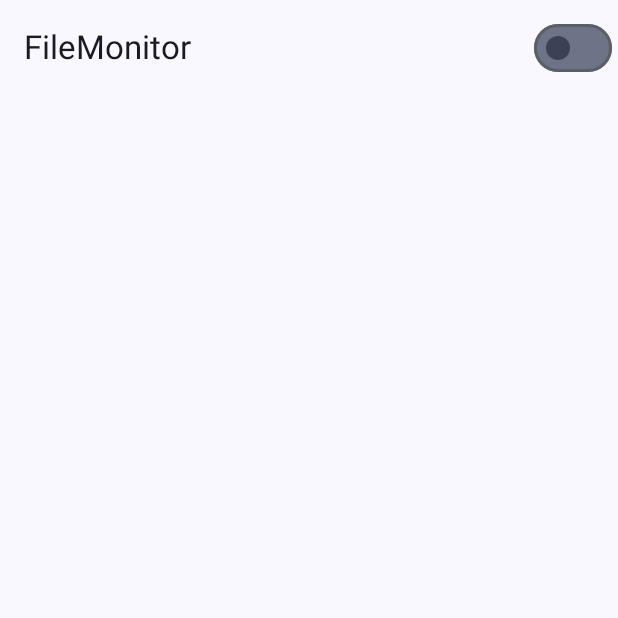
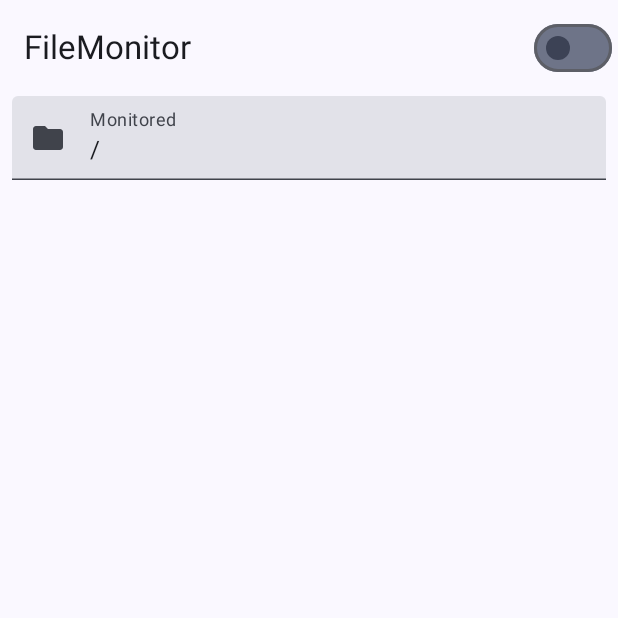
Before and after one commit to CASL0/file_monitor, an Android app built with Jetpack Compose: the screen it shows after launch (MainActivity), on a phone screen of 412 x 824 dp, the top half of it. Run offline under Robolectric (Android 15) with nearby library versions, the phone set to English and light mode, and no system bars; 2 statements that could not run were skipped.

```diff
--- a/app/src/main/java/io/github/casl0/filemonitor/MainActivity.kt
+++ b/app/src/main/java/io/github/casl0/filemonitor/MainActivity.kt
@@ -31,7 +31,7 @@ class MainActivity : ComponentActivity() {
             viewModel.uiState.collect {
                 if (it.monitoringNow) {
                     fileMonitoringService?.start(
-                        applicationContext.filesDir,
+                        it.monitoredDir,
                         this@MainActivity::onFileChange,
                     )
                 } else {
--- a/app/src/main/java/io/github/casl0/filemonitor/ui/home/HomeScreen.kt
+++ b/app/src/main/java/io/github/casl0/filemonitor/ui/home/HomeScreen.kt
@@ -16,9 +16,12 @@
 
 package io.github.casl0.filemonitor.ui.home
 
+import androidx.compose.foundation.layout.Column
+import androidx.compose.foundation.layout.fillMaxWidth
+import androidx.compose.foundation.layout.padding
 import androidx.compose.foundation.layout.size
-import androidx.compose.foundation.lazy.LazyColumn
 import androidx.compose.material.icons.Icons
+import androidx.compose.material.icons.filled.Folder
 import androidx.compose.material.icons.filled.Visibility
 import androidx.compose.material3.ExperimentalMaterial3Api
 import androidx.compose.material3.Icon
@@ -27,6 +30,7 @@ import androidx.compose.material3.Scaffold
 import androidx.compose.material3.Switch
 import androidx.compose.material3.SwitchDefaults
 import androidx.compose.material3.Text
+import androidx.compose.material3.TextField
 import androidx.compose.material3.TopAppBar
 import androidx.compose.runtime.Composable
 import androidx.compose.runtime.collectAsState
@@ -34,6 +38,7 @@ import androidx.compose.runtime.getValue
 import androidx.compose.ui.Modifier
 import androidx.compose.ui.res.stringResource
 import androidx.compose.ui.tooling.preview.Preview
+import androidx.compose.ui.unit.dp
 import io.github.casl0.filemonitor.MainViewModel
 import io.github.casl0.filemonitor.R
 import io.github.casl0.filemonitor.ui.theme.FileMonitorTheme
@@ -46,7 +51,26 @@ internal fun HomeScreen(viewModel: MainViewModel, modifier: Modifier = Modifier)
     Scaffold(modifier = modifier, topBar = {
         AppBar(checked = uiState.monitoringNow, onCheckedChange = viewModel::enableMonitoring)
     }) {
-        LazyColumn(contentPadding = it) {}
+        Column(modifier = Modifier.padding(it)) {
+            TextField(
+                modifier = Modifier
+                        .fillMaxWidth()
+                        .padding(horizontal = 8.dp),
+                value = uiState.monitoredDir.absolutePath,
+                onValueChange = viewModel::onMonitoredDirChange,
+                readOnly = uiState.monitoringNow,
+                label = { Text(text = stringResource(R.string.monitored)) },
+                leadingIcon = {
+                    Icon(
+                        imageVector = Icons.Filled.Folder,
+                        contentDescription = stringResource(
+                            R.string.directory
+                        )
+                    )
+                },
+                singleLine = true,
+            )
+        }
     }
 }
 
--- a/app/src/main/res/values/strings.xml
+++ b/app/src/main/res/values/strings.xml
@@ -3,4 +3,6 @@
     <string name="file_monitoring_channel_name">File Monitor</string>
     <string name="file_monitor_disabled">File Monitor - Disabled</string>
     <string name="file_monitor_enabled">File Monitor - Enabled</string>
+    <string name="monitored">Monitored</string>
+    <string name="directory">Directory</string>
 </resources>
```
